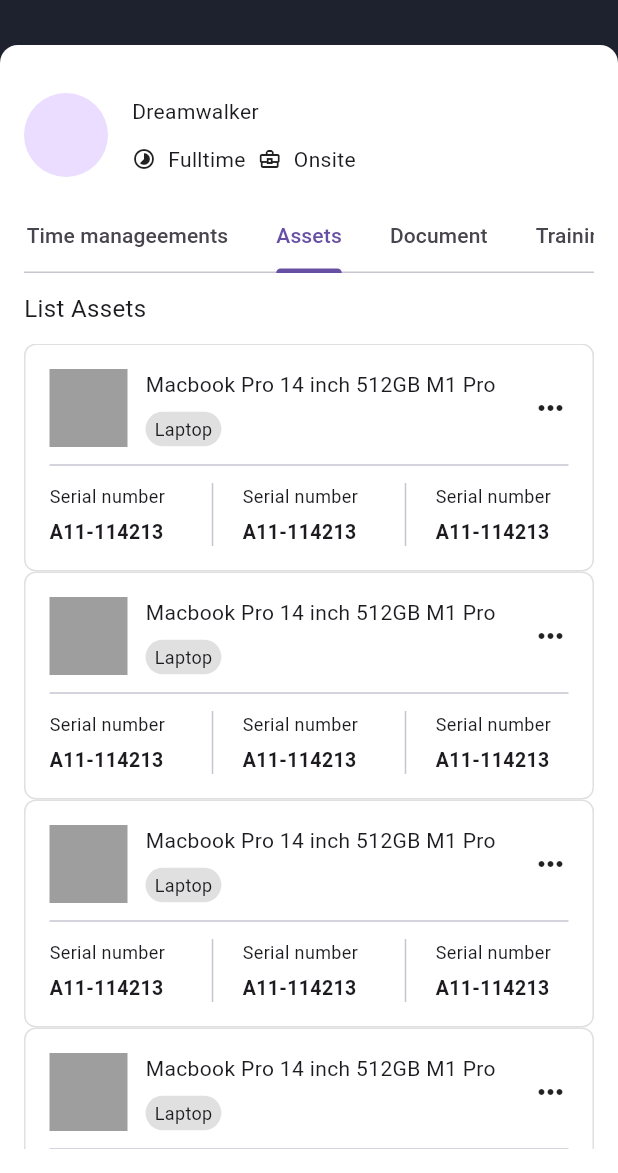
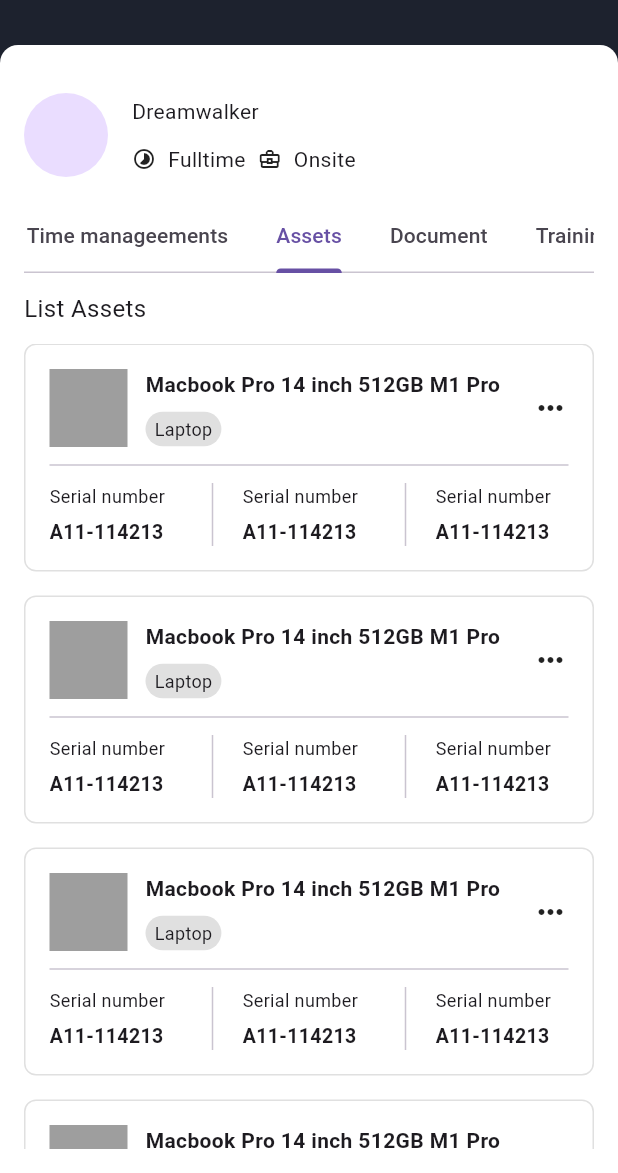
Before and after one commit to JAICHANGPARK/flutter_notebook_chapter_43, a Flutter app: the EmployeeDetailPage screen opened directly, tab 3 chosen, on a phone screen of 412 x 824 dp, the part 63-1236 px from its top. Run offline on Flutter 3.47's test engine with Material 3 defaults, Android fonts, the phone set to English and light mode, and no system bars; our stand-ins replace gap, hugeicons, percent_indicator.

Commit message:
Update employee_assets_widget.dart

```diff
--- a/lib/ep2178_employee_app/ui/employee_assets_widget.dart
+++ b/lib/ep2178_employee_app/ui/employee_assets_widget.dart
@@ -26,6 +26,9 @@ class _EmployeeAssetsWidgetState extends State<EmployeeAssetsWidget> {
           itemBuilder: (context, index) {
             return Container(
               // height: 140,
+              margin: EdgeInsets.only(
+                bottom: 16,
+              ),
               decoration: BoxDecoration(
                 border: Border.all(
                   color: Colors.grey[300]!,
@@ -50,7 +53,12 @@ class _EmployeeAssetsWidgetState extends State<EmployeeAssetsWidget> {
                           spacing: 8,
                           crossAxisAlignment: CrossAxisAlignment.start,
                           children: [
-                            Text("Macbook Pro 14 inch 512GB M1 Pro"),
+                            Text(
+                              "Macbook Pro 14 inch 512GB M1 Pro",
+                              style: TextStyle(
+                                fontWeight: FontWeight.bold,
+                              ),
+                            ),
                             Container(
                               decoration: ShapeDecoration(
                                 shape: StadiumBorder(),
```
